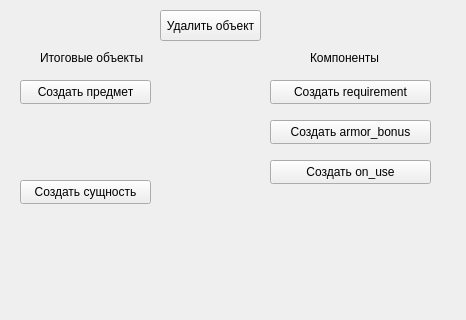
The window that devkit/devkitwindow.ui (tehek0/rpg) describes before a commit, drawn with Qt 5; both pictures show x 0 to 466 and y 0 to 320 of the 466 by 645 pixel window.
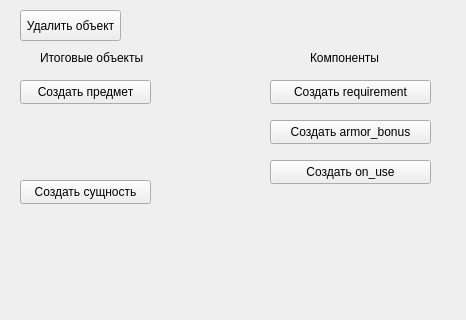
The same window after the commit.

What changed in the file:
```diff
--- a/devkit/devkitwindow.ui
+++ b/devkit/devkitwindow.ui
@@ -108,7 +108,7 @@
    <widget class="QPushButton" name="delete_object">
     <property name="geometry">
      <rect>
-      <x>160</x>
+      <x>20</x>
       <y>10</y>
       <width>101</width>
       <height>31</height>
```
